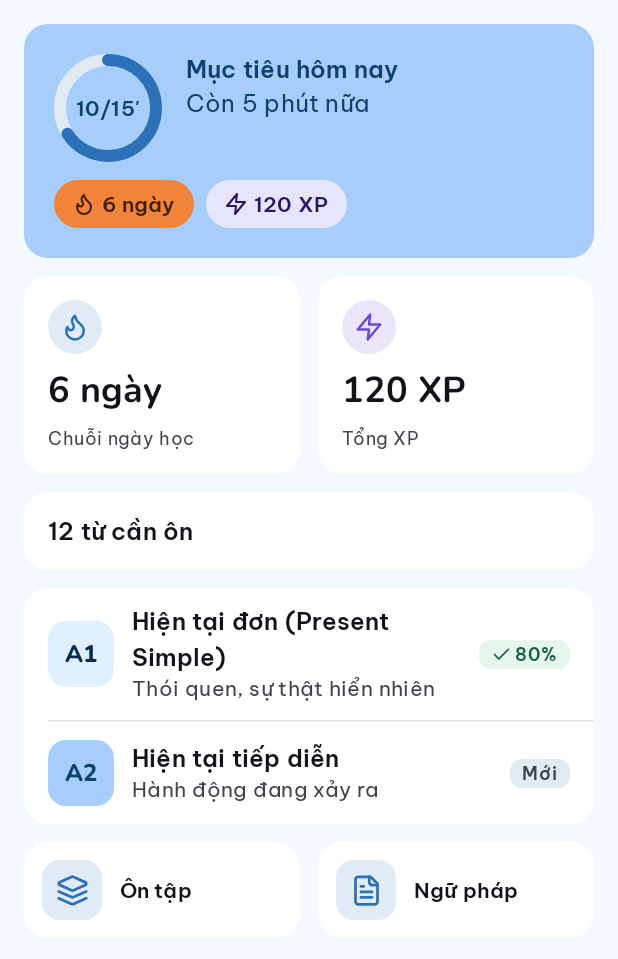
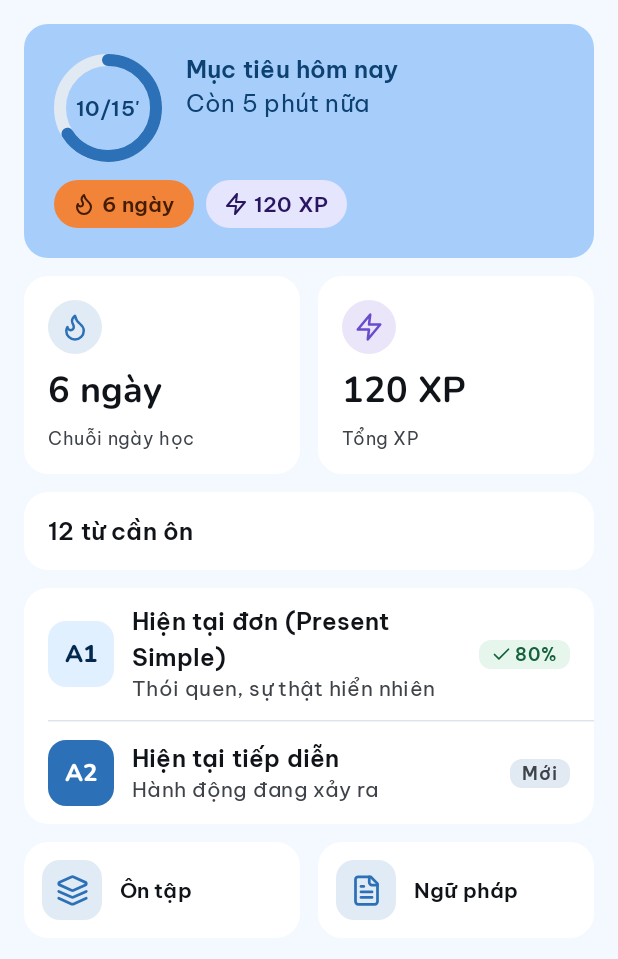
Before and after one commit to ntqh67/EngMate-, an Android app built with Jetpack Compose: the @Preview function CardsPreview, on a phone screen of 412 x 824 dp. Shown: the top 959 px of the screen. Run offline under Robolectric (Android 15) with nearby library versions, the phone set to English and light mode, and no system bars.

Commit message:
refactor(ui): tune selected chip and A2 level colors
Selected filter chips use the primary container instead of the mango
secondary container, and the A2 level badge uses primary so it stays
visible on brand surfaces.

```diff
--- a/app/src/main/java/com/engmate/app/core/ui/components/Chips.kt
+++ b/app/src/main/java/com/engmate/app/core/ui/components/Chips.kt
@@ -29,7 +29,7 @@ fun levelColors(level: String): Pair<Color, Color> {
     val c = MaterialTheme.colorScheme
     return when (level.uppercase()) {
         "A1" -> c.primaryContainer to c.onPrimaryContainer
-        "A2" -> EngMateTheme.brand.brand to EngMateTheme.brand.onBrand
+        "A2" -> c.primary to c.onPrimary
         "B1" -> c.tertiaryContainer to c.onTertiaryContainer
         "B2" -> c.secondaryContainer to c.onSecondaryContainer
         else -> c.tertiary to c.onTertiary
--- a/app/src/main/java/com/engmate/app/core/ui/components/CrudComponents.kt
+++ b/app/src/main/java/com/engmate/app/core/ui/components/CrudComponents.kt
@@ -59,7 +59,9 @@ fun <T> ChipRow(items: List<T>, selected: T?, label: (T) -> String, onSelect: (T
     Row(modifier.horizontalScroll(rememberScrollState()), horizontalArrangement = Arrangement.spacedBy(Spacing.s)) {
         items.forEach { item ->
             FilterChip(selected = item == selected, onClick = { onSelect(item) }, label = { Text(label(item)) }, enabled = enabled,
-                modifier = Modifier.heightIn(min = 40.dp), shape = MaterialTheme.shapes.extraLarge)
+                modifier = Modifier.heightIn(min = 40.dp), shape = MaterialTheme.shapes.extraLarge,
+                colors = FilterChipDefaults.filterChipColors(selectedContainerColor = MaterialTheme.colorScheme.primaryContainer,
+                    selectedLabelColor = MaterialTheme.colorScheme.onPrimaryContainer))
         }
     }
 }
```
